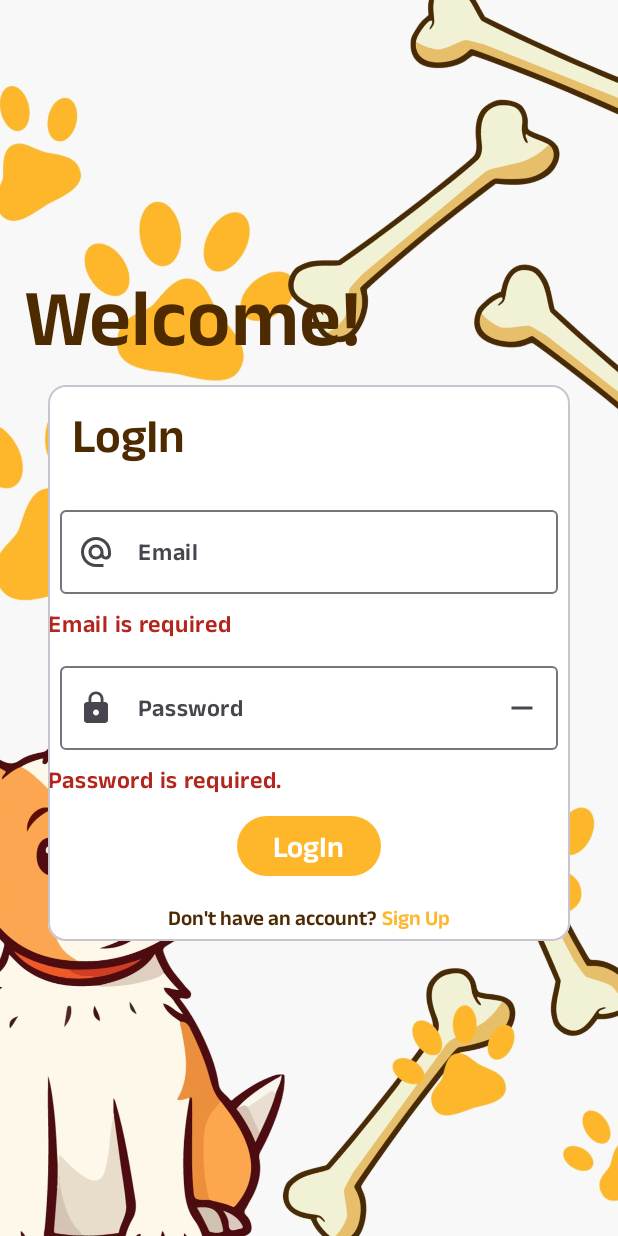
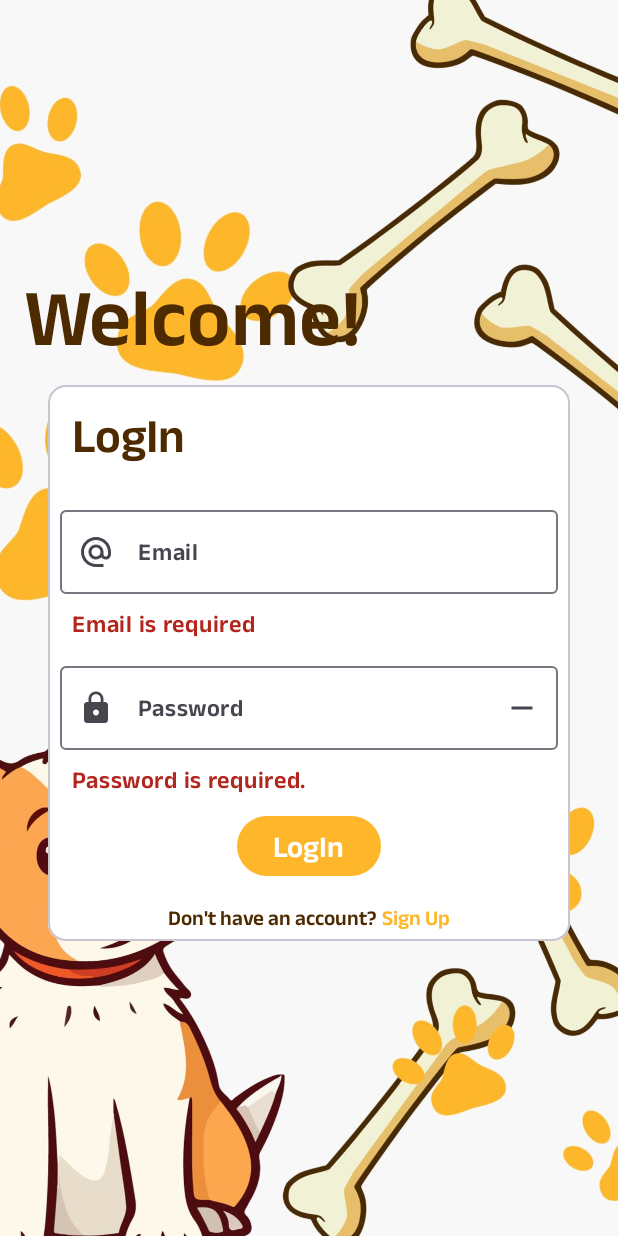
Before and after one commit to TesisEnel/PuppyPlace-Levid-ap2, an Android app built with Jetpack Compose: the screen it shows after launch (MainActivity), after a tap on "LogIn", on a phone screen of 412 x 824 dp. Run offline under Robolectric (Android 15) with nearby library versions, the phone set to English and light mode, and no system bars; our stand-ins replace Dagger/Hilt's generated code, Firebase (no records; nobody signed in at launch, a user with empty details on screens opened directly).

Commit message:
Reorganazing error messages

```diff
--- a/app/src/main/java/com/project/puppyplace/ui/login/LoginScreen.kt
+++ b/app/src/main/java/com/project/puppyplace/ui/login/LoginScreen.kt
@@ -131,7 +131,11 @@ fun EmailTextField(viewModel: LoginViewModel){
             .fillMaxWidth()
             .padding(8.dp)
     )
-    Text(text = viewModel.emailError, color = MaterialTheme.colorScheme.error)
+    Text(
+        text = viewModel.emailError,
+        color = MaterialTheme.colorScheme.error,
+        modifier = Modifier.padding(start = 16.dp)
+    )
 }
 
 @OptIn(ExperimentalMaterial3Api::class)
@@ -163,7 +167,11 @@ fun PasswordTextField(viewModel: LoginViewModel){
         maxLines = 1,
         visualTransformation = if(viewModel.hidePassword) PasswordVisualTransformation() else VisualTransformation.None
     )
-    Text(text = viewModel.passwordError, color = MaterialTheme.colorScheme.error)
+    Text(
+        text = viewModel.passwordError,
+        color = MaterialTheme.colorScheme.error,
+        modifier = Modifier.padding(start = 16.dp)
+    )
 }
 
 @Composable
```
